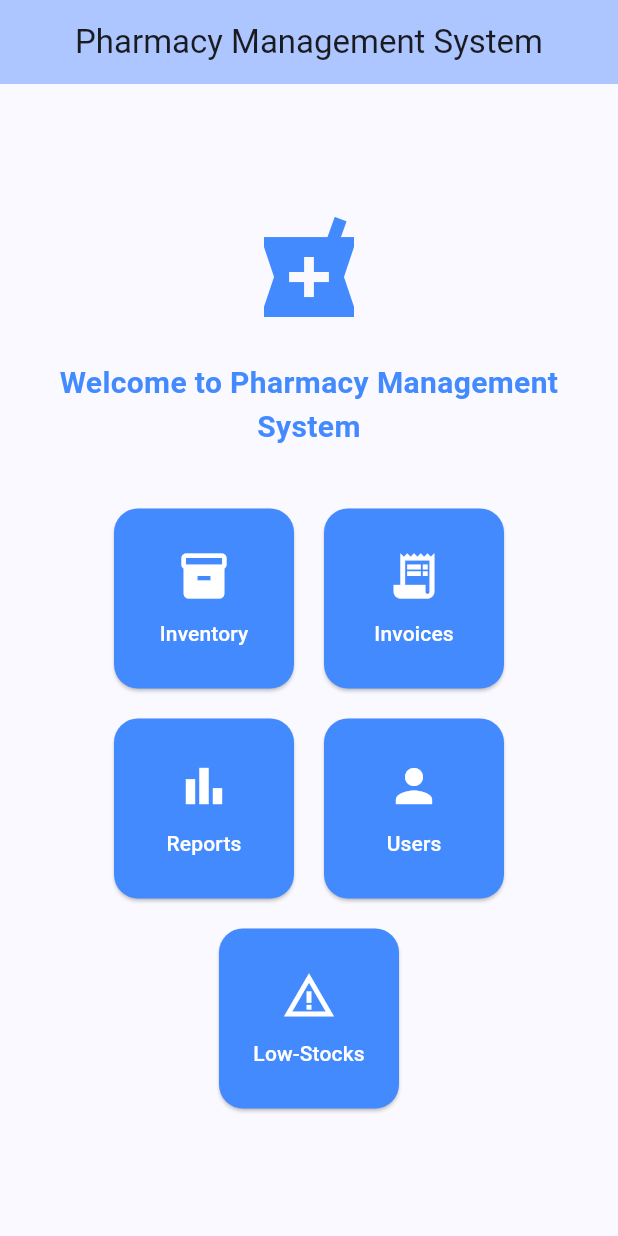
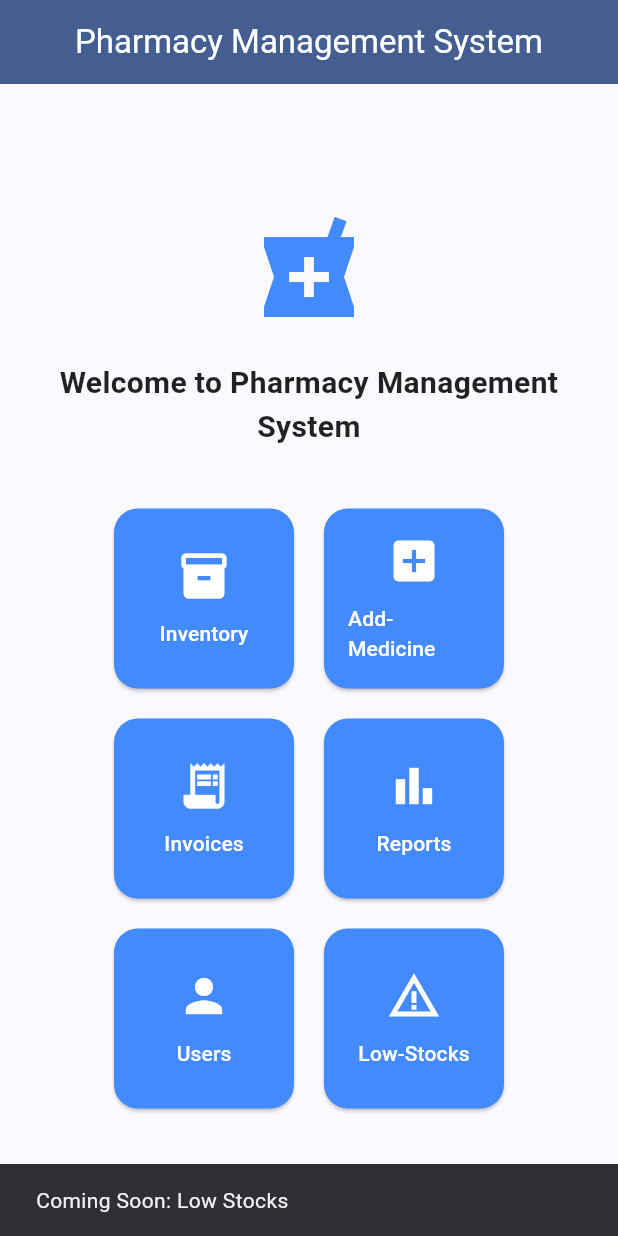
Before and after one commit to OmarFaruq97/pharmacy_management_system_flutter, a Flutter app: the screen it shows after launch, after a tap on "Low-Stocks", on a phone screen of 412 x 824 dp. Run offline on Flutter 3.47's test engine with Material 3 defaults, Android fonts, the phone set to English and light mode, and no system bars; network calls fail.

Commit message:
medicine get is working  from inventory

```diff
--- a/pms_flutter_app/lib/main.dart
+++ b/pms_flutter_app/lib/main.dart
@@ -1,4 +1,6 @@
 import 'package:flutter/material.dart';
+import 'package:pms_flutter_app/screens/add_medicine_screen.dart'; // Ensure this path is correct
+import 'package:pms_flutter_app/screens/inventory_screen.dart'; // Import the InventoryScreen
 
 void main() {
   runApp(const PmsApp());
@@ -7,15 +9,16 @@ void main() {
 class PmsApp extends StatelessWidget {
   const PmsApp({super.key});
 
-  // This widget is the root of your application.
   @override
   Widget build(BuildContext context) {
     return MaterialApp(
-      title: 'Flutter Demo',
+      title: 'Pharmacy Management System',
       theme: ThemeData(
         colorScheme: ColorScheme.fromSeed(seedColor: Colors.blueAccent),
+        useMaterial3: true, // Recommended for modern Flutter apps
       ),
       home: const MyHomePage(title: 'Pharmacy Management System'),
+      debugShowCheckedModeBanner: false, // Hides the debug banner
     );
   }
 }
@@ -36,7 +39,8 @@ class _MyHomePageState extends State<MyHomePage> {
       appBar: AppBar(
         title: Text(widget.title),
         centerTitle: true,
-        backgroundColor: Theme.of(context).colorScheme.inversePrimary,
+        backgroundColor: Theme.of(context).colorScheme.primary,
+        foregroundColor: Colors.white,
       ),
       body: Padding(
         padding: const EdgeInsets.all(16.0),
@@ -56,22 +60,21 @@ class _MyHomePageState extends State<MyHomePage> {
                 style: TextStyle(
                   fontSize: 20,
                   fontWeight: FontWeight.bold,
-                  color: Colors.blueAccent,
+                  color: Colors.black87,
                 ),
               ),
               const SizedBox(height: 40),
-
-              // Buttons Grid
               Wrap(
                 spacing: 20,
                 runSpacing: 20,
                 alignment: WrapAlignment.center,
                 children: [
-                  _buildHomeButton(Icons.inventory, 'Inventory'),
-                  _buildHomeButton(Icons.receipt_long, 'Invoices'),
-                  _buildHomeButton(Icons.bar_chart, 'Reports'),
-                  _buildHomeButton(Icons.person, 'Users'),
-                  _buildHomeButton(Icons.warning_amber, 'Low-Stocks')
+                  _buildHomeButton(context, Icons.inventory, 'Inventory'),
+                  _buildHomeButton(context, Icons.add_box, 'Add-Medicine'),
+                  _buildHomeButton(context, Icons.receipt_long, 'Invoices'),
+                  _buildHomeButton(context, Icons.bar_chart, 'Reports'),
+                  _buildHomeButton(context, Icons.person, 'Users'),
+                  _buildHomeButton(context, Icons.warning_amber, 'Low-Stocks'),
                 ],
               ),
             ],
@@ -81,13 +84,51 @@ class _MyHomePageState extends State<MyHomePage> {
     );
   }
 
-  Widget _buildHomeButton(IconData icon, String label) {
+  Widget _buildHomeButton(BuildContext context, IconData icon, String label) {
     return SizedBox(
       width: 120,
       height: 120,
       child: ElevatedButton(
         onPressed: () {
-          // Navigate to respective screen
+          switch (label) {
+            case 'Inventory':
+            // Navigate to InventoryScreen
+              Navigator.push(
+                context,
+                MaterialPageRoute(
+                  builder: (context) => const InventoryScreen(),
+                ),
+              );
+              break;
+            case 'Add-Medicine':
+            // Navigate to AddMedicineScreen
+              Navigator.push(
+                context,
+                MaterialPageRoute(
+                  builder: (context) => const AddMedicineScreen(),
+                ),
+              );
+              break;
+            case 'Invoices':
+              ScaffoldMessenger.of(context).showSnackBar(
+                  const SnackBar(content: Text('Coming Soon: Invoices')));
+              break;
+            case 'Reports':
+              ScaffoldMessenger.of(context).showSnackBar(
+                  const SnackBar(content: Text('Coming Soon: Reports')));
+              break;
+            case 'Users':
+              ScaffoldMessenger.of(context).showSnackBar(
+                  const SnackBar(content: Text('Coming Soon: Users')));
+              break;
+            case 'Low-Stocks':
+              ScaffoldMessenger.of(context).showSnackBar(
+                  const SnackBar(content: Text('Coming Soon: Low Stocks')));
+              break;
+            default:
+              ScaffoldMessenger.of(context).showSnackBar(
+                  SnackBar(content: Text('Unknown Action for: $label')));
+          }
         },
         style: ElevatedButton.styleFrom(
           backgroundColor: Colors.blueAccent,
@@ -95,6 +136,7 @@ class _MyHomePageState extends State<MyHomePage> {
             borderRadius: BorderRadius.circular(16),
           ),
           padding: const EdgeInsets.all(16),
+          foregroundColor: Colors.white,
         ),
         child: Column(
           mainAxisAlignment: MainAxisAlignment.center,
--- /dev/null
+++ b/pms_flutter_app/lib/model/inventory.dart
@@ -0,0 +1,56 @@
+class Inventory {
+  final int id;
+  final String companyName;
+  final String itemName;
+  final String category;
+  final String generic;
+  final int quantity;
+  final double unitPrice; // Using double for BigDecimal
+  final double? purchaseDiscount; // Nullable
+  final double? netPurchasePrice; // Nullable
+  final double sellPrice;
+  final double? totalInventoryValue; // Nullable
+  final String?
+  receivedDate; // LocalDate in Spring Boot, String for simplicity in Flutter
+
+  Inventory({
+    required this.id,
+    required this.companyName,
+    required this.itemName,
+    required this.category,
+    required this.generic,
+    required this.quantity,
+    required this.unitPrice,
+    this.purchaseDiscount,
+    this.netPurchasePrice,
+    required this.sellPrice,
+    this.totalInventoryValue,
+    this.receivedDate,
+  });
+
+  // Factory constructor to create an Inventory object from a JSON map
+  factory Inventory.fromJson(Map<String, dynamic> json) {
+    return Inventory(
+      id: json['id'] as int,
+      // Ensure proper casting
+      companyName: json['companyName'] as String,
+      itemName: json['itemName'] as String,
+      category: json['category'] as String,
+      generic: json['generic'] as String,
+      quantity: json['quantity'] as int,
+      unitPrice: (json['unitPrice'] as num).toDouble(),
+      // Ensure it's a double
+      purchaseDiscount: (json['purchaseDiscount'] as num?)?.toDouble(),
+      // Handle nullable
+      netPurchasePrice: (json['netPurchasePrice'] as num?)?.toDouble(),
+      // Handle nullable
+      sellPrice: (json['sellPrice'] as num).toDouble(),
+      // Ensure it's a double
+      totalInventoryValue: (json['totalInventoryValue'] as num?)?.toDouble(),
+      // Handle nullable
+      receivedDate:
+          json['receivedDate']
+              as String?, // Keep as String for now, can parse to DateTime if needed
+    );
+  }
+}
```
Also changed, not shown: pms_flutter_app/lib/screens/add_medicine_screen.dart (added, +305 -0 lines), pms_flutter_app/lib/screens/inventory_screen.dart (+157 -0 lines), pms_flutter_app/lib/screens/add-medicine_screen.dart (deleted), 1 other file.
